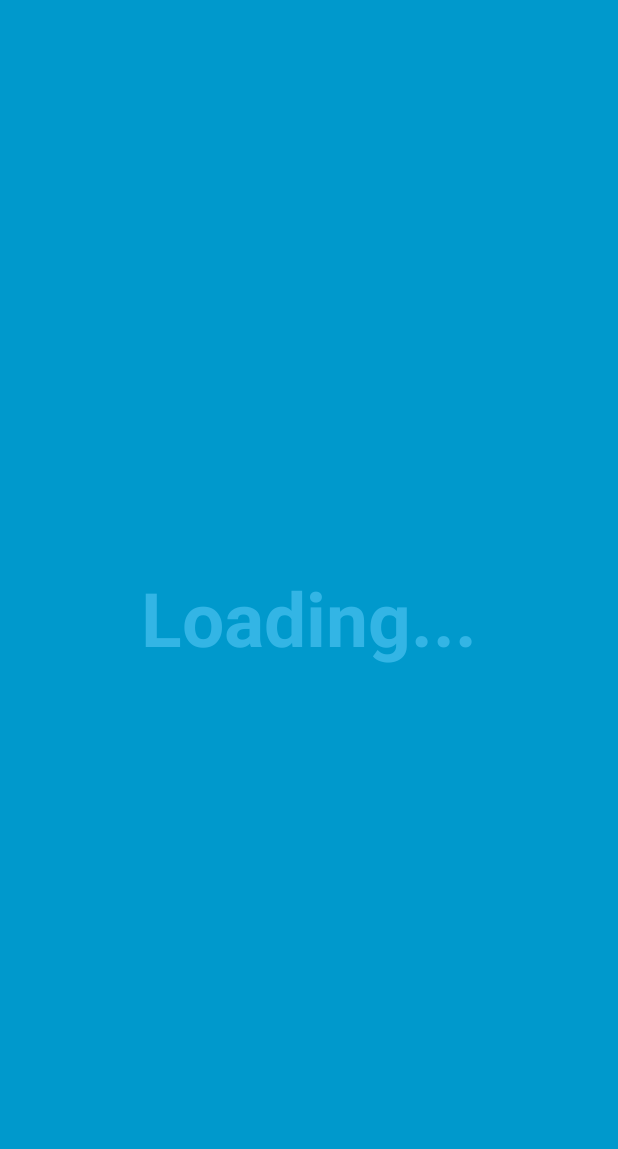
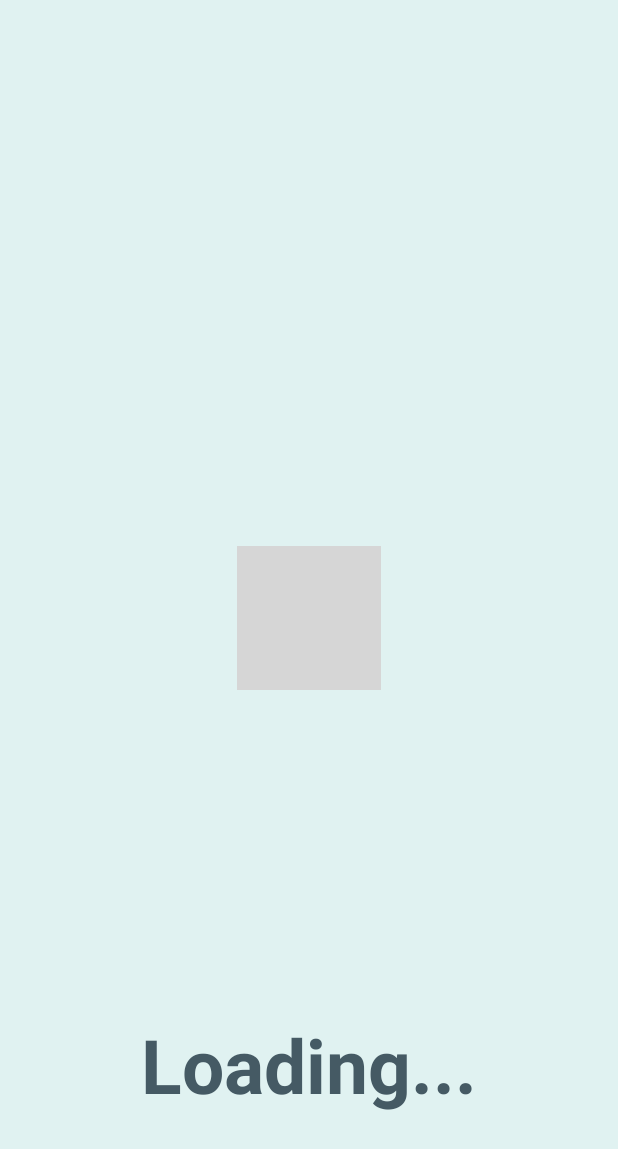
Before and after one commit to stevelyall/CompPass, an Android app: the SplashScreenActivity screen opened directly, with no data from a screen before it, on a phone screen of 412 x 824 dp. Shown: the top 1149 px of the screen. Run offline under Robolectric (Android 15) with nearby library versions, the phone set to English and light mode, and no system bars; grey boxes are pictures that could not be loaded.

Commit message:
added new icon and changed colours

```diff
--- a/app/src/main/res/layout/activity_main.xml
+++ b/app/src/main/res/layout/activity_main.xml
@@ -4,7 +4,7 @@
     xmlns:tools="http://schemas.android.com/tools"
     android:layout_width="match_parent"
     android:layout_height="match_parent"
-    android:background="#0099cc"
+    android:background="@color/teal"
     android:paddingBottom="@dimen/activity_vertical_margin"
     android:paddingLeft="@dimen/activity_horizontal_margin"
     android:paddingRight="@dimen/activity_horizontal_margin"
@@ -47,8 +47,8 @@
         android:layout_height="wrap_content"
         android:layout_centerHorizontal="true"
         android:layout_centerVertical="true"
-        android:backgroundTint="#33b5e5"
+        android:backgroundTint="@color/colorPrimary"
         android:text="Start Game"
-        android:textColor="#000000"/>
+        android:textColor="#FFF"/>
 
 </RelativeLayout>
--- a/app/src/main/res/layout/activity_splash_screen.xml
+++ b/app/src/main/res/layout/activity_splash_screen.xml
@@ -2,20 +2,29 @@
              xmlns:tools="http://schemas.android.com/tools"
              android:layout_width="match_parent"
              android:layout_height="match_parent"
-             android:background="#0099cc"
+             android:background="#e0f2f1"
              tools:context="ca.stevenlyall.comppass.SplashScreenActivity">
 
     <!-- The primary full-screen view. This can be replaced with whatever view
          is needed to present your content, e.g. VideoView, SurfaceView,
          TextureView, etc. -->
+
+    <ImageView
+        android:id="@+id/imageView"
+        android:layout_width="wrap_content"
+        android:layout_height="wrap_content"
+        android:layout_gravity="center"
+        android:src="@mipmap/compasslogo_lg"/>
+
     <TextView
         android:id="@+id/fullscreen_content"
         android:layout_width="match_parent"
-        android:layout_height="match_parent"
-        android:gravity="center"
+        android:layout_height="148dp"
+        android:layout_gravity="center_horizontal|bottom"
+        android:gravity="center_horizontal|top"
         android:keepScreenOn="true"
         android:text="Loading..."
-        android:textColor="#33b5e5"
+        android:textColor="#455a64"
         android:textSize="50sp"
         android:textStyle="bold"/>
 
--- a/app/src/main/res/values/colors.xml
+++ b/app/src/main/res/values/colors.xml
@@ -1,8 +1,8 @@
 <?xml version="1.0" encoding="utf-8"?>
 <resources>
-    <color name="colorPrimary">#3F51B5</color>
-    <color name="colorPrimaryDark">#303F9F</color>
-    <color name="colorAccent">#FF4081</color>
-
+    <color name="colorPrimary">#FF1E4C40</color>
+    <color name="colorPrimaryDark">#37474f</color>
+    <color name="colorAccent">#37474f</color>
+    <color name="teal">#e0f2f1</color>
     <color name="black_overlay">#66000000</color>
 </resources>
```
Also changed, not shown: app/src/main/res/layout/activity_results.xml (+6 -5 lines), app/src/main/res/mipmap-hdpi/ic_launcher.png, app/src/main/res/mipmap-mdpi/ic_launcher.png, app/src/main/res/mipmap-xhdpi/ic_launcher.png, app/src/main/res/mipmap-xxhdpi/ic_launcher.png, app/src/main/res/mipmap-xxxhdpi/ic_launcher.png.
